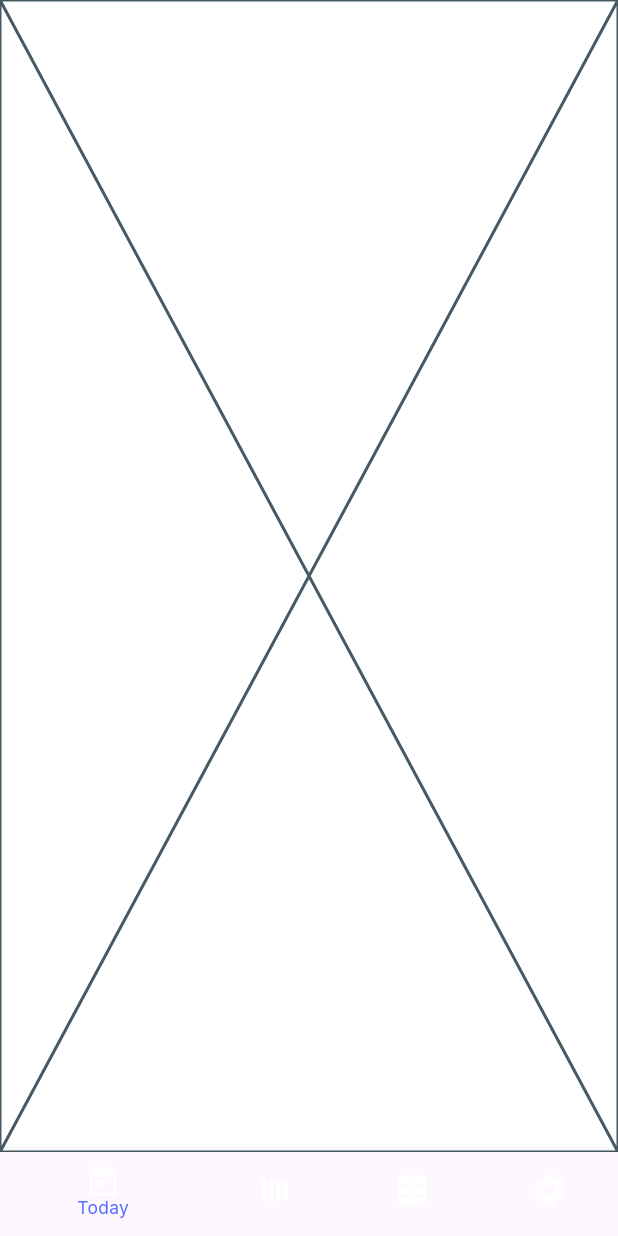
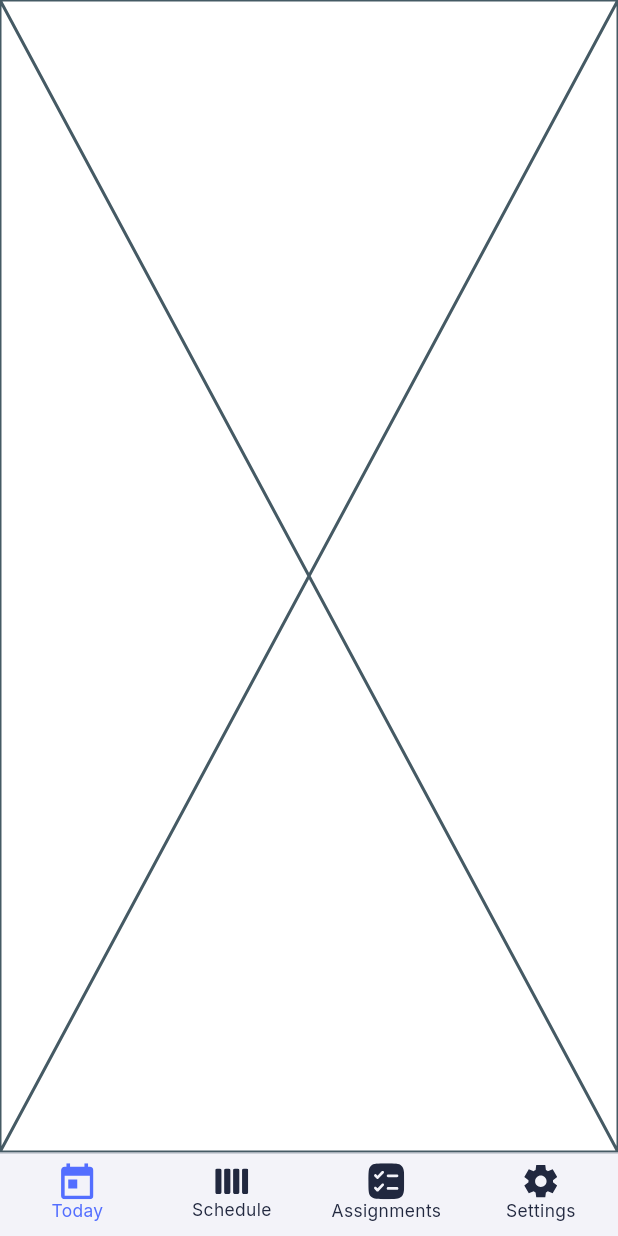
Before and after one commit to FavourTy/sca_student_pal, a Flutter app: the screen it shows after launch, on a phone screen of 412 x 824 dp. Run offline on Flutter 3.47's test engine with Material 3 defaults, Android fonts, the light colour scheme and no system bars; our stand-ins replace flutter_screenutil, flutter_svg; missing offline and left inert: dart:ffi.

Commit message:
mini issues resolved✔

```diff
--- a/lib/features/bottom_nav/bottom_nav.dart
+++ b/lib/features/bottom_nav/bottom_nav.dart
@@ -30,6 +30,7 @@ class _CustomButtomNavBarState extends State<CustomButtomNavBar> {
   ];
   @override
   Widget build(BuildContext context) {
+    final bottomNavBarTheme = Theme.of(context).bottomNavigationBarTheme;
     return Scaffold(
       body: _widgetOptions.elementAt(_selectedIndex),
       bottomNavigationBar: BottomNavigationBar(
@@ -37,19 +38,47 @@ class _CustomButtomNavBarState extends State<CustomButtomNavBar> {
           onTap: onTapItem,
           items: <BottomNavigationBarItem>[
             BottomNavigationBarItem(
-              icon: SvgPicture.asset(AppAssets.todayIcon),
+              icon: SvgPicture.asset(
+                height: 24,
+                width: 24,
+                AppAssets.todayIcon,
+                color: _selectedIndex == 0
+                    ? bottomNavBarTheme.selectedItemColor
+                    : bottomNavBarTheme.unselectedItemColor,
+              ),
               label: "Today",
             ),
             BottomNavigationBarItem(
-              icon: SvgPicture.asset(AppAssets.weekIcon),
+              icon: SvgPicture.asset(
+                height: 22,
+                width: 22,
+                AppAssets.weekIcon,
+                color: _selectedIndex == 1
+                    ? bottomNavBarTheme.selectedItemColor
+                    : bottomNavBarTheme.unselectedItemColor,
+              ),
               label: "Schedule",
             ),
             BottomNavigationBarItem(
-              icon: SvgPicture.asset(AppAssets.checklistIcon),
+              icon: SvgPicture.asset(
+                height: 24,
+                width: 24,
+                AppAssets.checklistIcon,
+                color: _selectedIndex == 2
+                    ? bottomNavBarTheme.selectedItemColor
+                    : bottomNavBarTheme.unselectedItemColor,
+              ),
               label: "Assignments",
             ),
             BottomNavigationBarItem(
-              icon: SvgPicture.asset(AppAssets.settingsIcon),
+              icon: SvgPicture.asset(
+                height: 24,
+                width: 24,
+                AppAssets.settingsIcon,
+                color: _selectedIndex == 3
+                    ? bottomNavBarTheme.selectedItemColor
+                    : bottomNavBarTheme.unselectedItemColor,
+              ),
               label: "Settings",
             )
           ]),
--- a/lib/features/settings/views/settings_screen.dart
+++ b/lib/features/settings/views/settings_screen.dart
@@ -75,7 +75,7 @@ class _SettingsScreenState extends State<SettingsScreen> {
                         onTap: () {
                           AppRouter.push(AppRouteStrings.createClass);
                         },
-                        child: SvgPicture.asset(AppAssets.addIcon)),
+                        child: Icon(Icons.add)),
                     Text(
                       "class",
                       style: Theme.of(context)
--- a/lib/shared/theme/theme.dart
+++ b/lib/shared/theme/theme.dart
@@ -74,7 +74,7 @@ class AppTheme {
       errorBorder: OutlineInputBorder(
           borderRadius: BorderRadius.circular(8.0),
           borderSide: BorderSide(color: AppColors.otherLightModeTextColor)),
-        suffixIconColor: AppColors.otherLightModeTextColor),
+    ),
     //checkbox theme
     checkboxTheme: CheckboxThemeData(
       checkColor: WidgetStatePropertyAll(AppColors.lightModeBackgroundColor),
@@ -86,16 +86,26 @@ class AppTheme {
     cardColor: AppColors.lightModeContainerColor,
     //bottom nav bar theme
     bottomNavigationBarTheme: BottomNavigationBarThemeData(
+        type: BottomNavigationBarType.fixed,
+        elevation: 0,
+        showSelectedLabels: true,
+        showUnselectedLabels: true,
         backgroundColor: AppColors.lightModeContainerColor,
         selectedItemColor: AppColors.blueColor,
+        selectedIconTheme: IconThemeData(
+          color: AppColors.blueColor,
+        ),
+        unselectedIconTheme: IconThemeData(
+          color: AppColors.otherLightModeTextColor,
+        ),
         selectedLabelStyle: TextStyle(
-            color: AppColors.blueColor,
+            // color: AppColors.blueColor,
             fontSize: 12.spMin,
             fontFamily: "Inter",
             fontWeight: FontWeight.w400),
         unselectedItemColor: AppColors.otherLightModeTextColor,
         unselectedLabelStyle: TextStyle(
-            color: AppColors.otherLightModeTextColor,
+            // color: AppColors.otherLightModeTextColor,
             fontSize: 12.spMin,
             fontFamily: "Inter",
             fontWeight: FontWeight.w400)),
@@ -158,8 +168,18 @@ class AppTheme {
             fontWeight: FontWeight.w400)),
     //bottom nav bar theme
     bottomNavigationBarTheme: BottomNavigationBarThemeData(
+      type: BottomNavigationBarType.fixed,
+      elevation: 0,
+      showSelectedLabels: true,
+      showUnselectedLabels: true,
       backgroundColor: AppColors.darkModeContainerColor,
       selectedItemColor: const Color.fromRGBO(83, 110, 255, 1),
+      selectedIconTheme: IconThemeData(
+        color: AppColors.blueColor,
+      ),
+      unselectedIconTheme: IconThemeData(
+        color: AppColors.otherLightModeTextColor,
+      ),
       selectedLabelStyle: TextStyle(
           color: AppColors.blueColor,
           fontSize: 12.spMin,
@@ -202,7 +222,7 @@ class AppTheme {
       errorBorder: OutlineInputBorder(
           borderRadius: BorderRadius.circular(8.0),
           borderSide: BorderSide(color: AppColors.lightModeContainerColor)),
-        suffixIconColor: AppColors.otherLightModeTextColor),
+    ),
     //checkbox theme
     checkboxTheme: CheckboxThemeData(
       checkColor: WidgetStatePropertyAll(AppColors.darkModeBackgroundColor),
```
Also changed, not shown: lib/features/today/views/create_assignment_screen.dart (+41 -12 lines), lib/features/today/views/create_class.dart (+24 -11 lines), lib/shared/custom_widget/input_text.dart (added, +37 -0 lines). Lines whose indentation alone changed are shown as unchanged.
